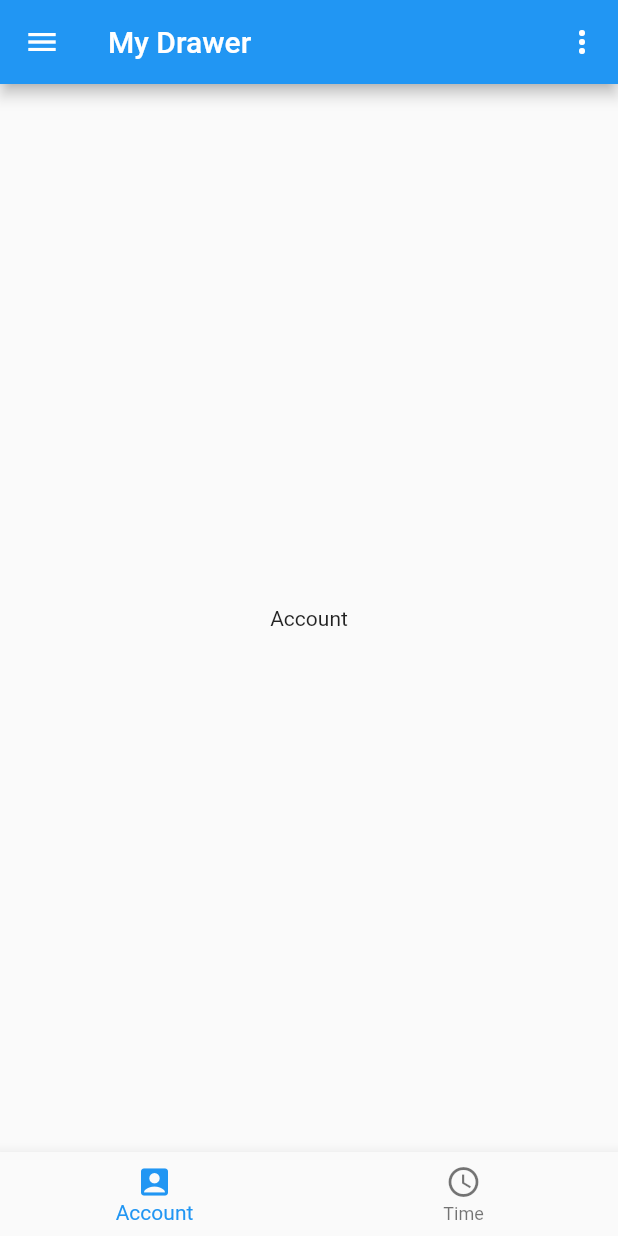
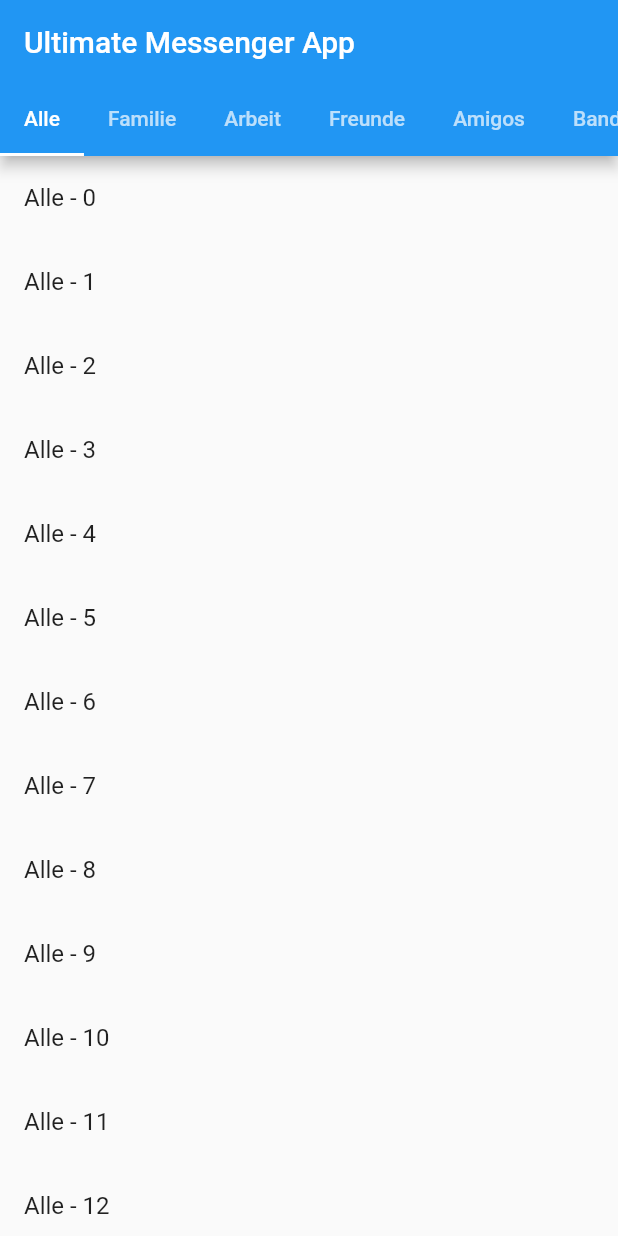
Before and after one commit to CowsWasTaken/flutter-test-project, a Flutter app: the screen it shows after launch, on a phone screen of 412 x 824 dp. Run offline on Flutter 3.47's test engine with Material 2 defaults, Android fonts, the phone set to English and light mode, and no system bars; our stand-ins replace random_string.

Commit message:
Tabbar added

```diff
--- a/lib/main.dart
+++ b/lib/main.dart
@@ -1,4 +1,5 @@
 import 'package:flutter/material.dart';
+import 'package:test_project/tabbar.dart';
 import 'package:url_launcher/url_launcher.dart';
 
 void main() => runApp(const MyApp());
@@ -8,7 +9,7 @@ class MyApp extends StatelessWidget {
 
   @override
   Widget build(BuildContext context) {
-    return MaterialApp(title: "Superhero App", home: DrawerExample());
+    return MaterialApp(title: "Superhero App", home: CrazyTabBar());
     // MyExampleSnackbar());
   }
 }
--- /dev/null
+++ b/lib/tabbar.dart
@@ -0,0 +1,30 @@
+import 'package:flutter/material.dart';
+
+class CrazyTabBar extends StatelessWidget {
+  @override
+  Widget build(BuildContext context) {
+    var tabs = <String>["Alle", "Familie", "Arbeit", "Freunde", "Amigos", "Banditos"];
+    var randomList = List<String>.generate(1234, (index) => index.toString());
+    return DefaultTabController(
+        length: tabs.length,
+        child: Scaffold(
+          appBar: AppBar(
+            title: const Text("Ultimate Messenger App"),
+            bottom: TabBar(
+              isScrollable: true,
+              tabs: [for (final t in tabs) Tab(text: t,)],
+            ),
+          ),
+          body: TabBarView(
+            children: [
+              for (final t in tabs)
+                ListView.builder(itemBuilder: (context, i) {
+                  return ListTile(
+                    title: Text("$t - ${randomList[i]}"),
+                  );
+                })
+            ],
+          ),
+        ));
+  }
+}
```
